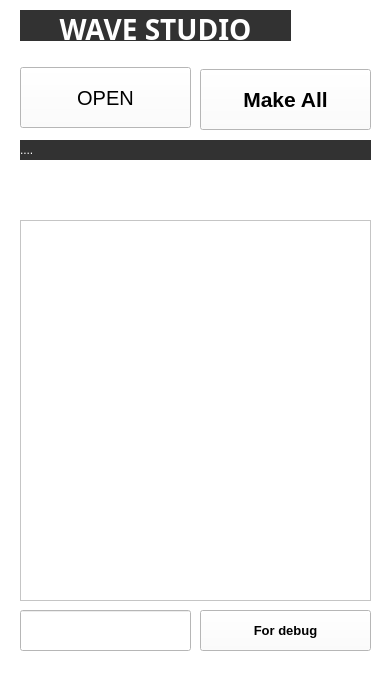
Above: 03_resource/ui_imageMaking.ui from suni1015/ImageMaking before the change. Below: the same form after it.
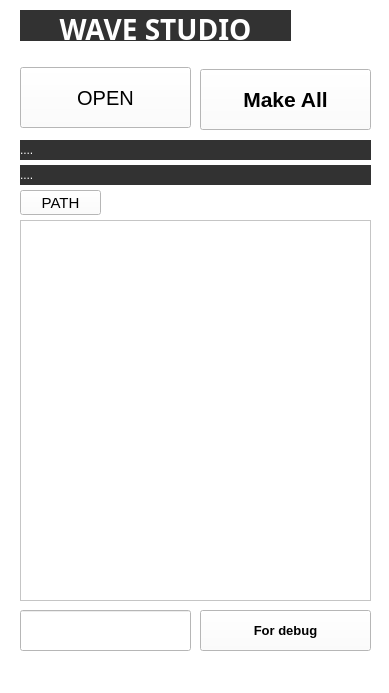
That is the form after the change.

What changed in the file:
```diff
--- a/03_resource/ui_imageMaking.ui
+++ b/03_resource/ui_imageMaking.ui
@@ -179,6 +179,44 @@
      <string>Make All</string>
     </property>
    </widget>
+   <widget class="QLabel" name="label_file_path_2">
+    <property name="geometry">
+     <rect>
+      <x>20</x>
+      <y>165</y>
+      <width>351</width>
+      <height>20</height>
+     </rect>
+    </property>
+    <property name="styleSheet">
+     <string notr="true">background-color: rgb(50,50,50);</string>
+    </property>
+    <property name="text">
+     <string>&lt;html&gt;&lt;head/&gt;&lt;body&gt;&lt;p&gt;&lt;span style=&quot; color:#ffffff;&quot;&gt;....&lt;/span&gt;&lt;/p&gt;&lt;/body&gt;&lt;/html&gt;</string>
+    </property>
+   </widget>
+   <widget class="QPushButton" name="btn_path">
+    <property name="geometry">
+     <rect>
+      <x>20</x>
+      <y>190</y>
+      <width>81</width>
+      <height>25</height>
+     </rect>
+    </property>
+    <property name="font">
+     <font>
+      <family>Arial</family>
+      <pointsize>11</pointsize>
+     </font>
+    </property>
+    <property name="toolTip">
+     <string extracomment="Select excel file"/>
+    </property>
+    <property name="text">
+     <string>PATH</string>
+    </property>
+   </widget>
   </widget>
   <widget class="QMenuBar" name="menubar">
    <property name="geometry">
```
